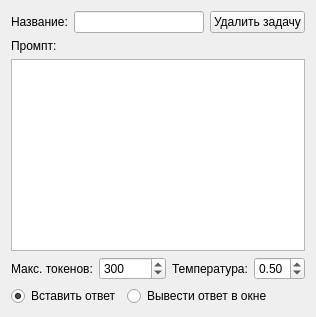
The window that taskwidget.ui (staridan/desktop-llm-helper) describes before a commit, drawn with Qt 5.
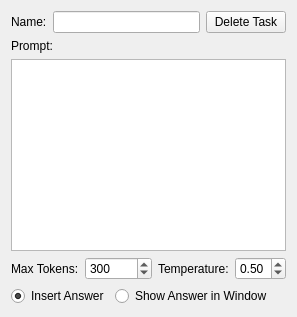
The same window after the commit.

```diff
--- a/taskwidget.ui
+++ b/taskwidget.ui
@@ -8,7 +8,7 @@
      <item>
       <widget class="QLabel" name="labelName">
        <property name="text">
-        <string>Название:</string>
+        <string>Name:</string>
        </property>
       </widget>
      </item>
@@ -18,7 +18,7 @@
      <item>
       <widget class="QPushButton" name="pushButtonDelete">
        <property name="text">
-        <string>Удалить задачу</string>
+        <string>Delete Task</string>
        </property>
       </widget>
      </item>
@@ -27,7 +27,7 @@
    <item>
     <widget class="QLabel" name="labelPrompt">
      <property name="text">
-      <string>Промпт:</string>
+      <string>Prompt:</string>
      </property>
     </widget>
    </item>
@@ -43,7 +43,7 @@
      <property name="spacing"><number>6</number></property>
      <item>
       <widget class="QLabel" name="labelMaxTokens">
-       <property name="text"><string>Макс. токенов:</string></property>
+       <property name="text"><string>Max Tokens:</string></property>
       </widget>
      </item>
      <item>
@@ -55,7 +55,7 @@
      </item>
      <item>
       <widget class="QLabel" name="labelTemperature">
-       <property name="text"><string>Температура:</string></property>
+       <property name="text"><string>Temperature:</string></property>
       </widget>
      </item>
      <item>
@@ -78,7 +78,7 @@
      <item>
       <widget class="QRadioButton" name="radioInsert">
        <property name="text">
-        <string>Вставить ответ</string>
+        <string>Insert Answer</string>
        </property>
        <property name="checked">
         <bool>true</bool>
@@ -88,7 +88,7 @@
      <item>
       <widget class="QRadioButton" name="radioWindow">
        <property name="text">
-        <string>Вывести ответ в окне</string>
+        <string>Show Answer in Window</string>
        </property>
       </widget>
      </item>
```
Left out of the diff: 4 changed lines with no effect on the pictures.
